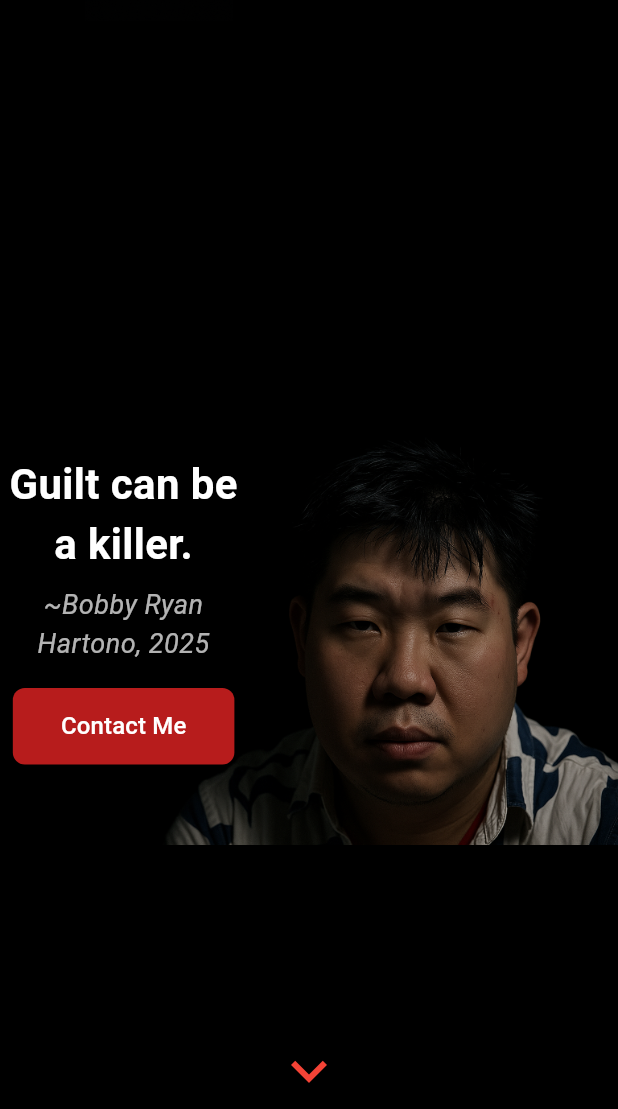
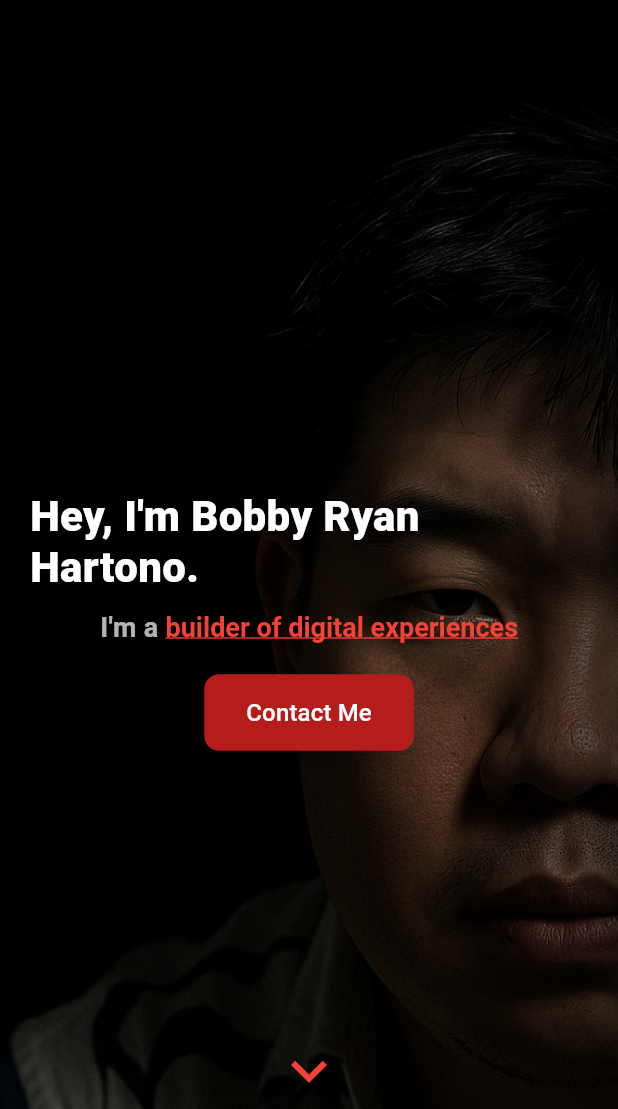
Before and after one commit to TheChefBigDog/bobby_portos, a Flutter app: the screen it shows after launch, on a phone screen of 412 x 824 dp, the part 127-1236 px from its top. Run offline on Flutter 3.47's test engine with Material 3 defaults, Android fonts, the phone set to English and light mode, and no system bars; drawn by our look-alikes of animated_text_kit; our stand-ins replace get.

Commit message:
Commit of the day:
 + Refactor naming onboarding class name

 + portfolio UI Refactor

```diff
--- a/lib/views/feature/on_boarding.dart
+++ b/lib/views/feature/on_boarding.dart
@@ -1,17 +1,18 @@
+import 'package:animated_text_kit/animated_text_kit.dart';
 import 'package:bobby_portfolio/constant/app_asset.dart';
 import 'package:flutter/material.dart';
 import 'package:url_launcher/url_launcher.dart';
 
-class BloodSection extends StatefulWidget {
+class OnBoardingSection extends StatefulWidget {
   final VoidCallback? onDownPressed;
 
-  const BloodSection({Key? key, this.onDownPressed}) : super(key: key);
+  const OnBoardingSection({super.key, this.onDownPressed});
 
   @override
-  State<BloodSection> createState() => _BloodSectionState();
+  State<OnBoardingSection> createState() => _OnBoardingSectionState();
 }
 
-class _BloodSectionState extends State<BloodSection> with SingleTickerProviderStateMixin {
+class _OnBoardingSectionState extends State<OnBoardingSection> with SingleTickerProviderStateMixin {
   late AnimationController _controller;
   late Animation<double> _bounceAnimation;
 
@@ -40,78 +41,117 @@ class _BloodSectionState extends State<BloodSection> with SingleTickerProviderSt
 
   @override
   Widget build(BuildContext context) {
-    final screenH = MediaQuery.of(context).size.height;
-    final screenW = MediaQuery.of(context).size.width;
+    final size = MediaQuery.of(context).size;
+    final isNarrow = size.width < 900;
+
+    final h1Style = TextStyle(
+      fontFamily: 'Roboto',
+      fontSize: isNarrow ? 28 : 36,
+      fontWeight: FontWeight.w800,
+      color: Colors.white,
+      height: 1.2,
+      shadows: const [Shadow(blurRadius: 6, color: Colors.black54)],
+    );
+
+    final roleBase = TextStyle(
+      fontFamily: 'Roboto',
+      fontSize: isNarrow ? 18 : 22,
+      fontWeight: FontWeight.w700,
+      height: 1.3,
+    );
 
     return SizedBox(
       width: double.infinity,
-      height: screenH,
+      height: size.height,
       child: Stack(
         fit: StackFit.expand,
         children: [
           Container(color: Colors.black),
-          Image.asset(AppAssets.bobbyAI, fit: BoxFit.contain, alignment: Alignment.centerRight),
-          Positioned(
-            top: screenH * 0.35,
-            child: SizedBox(
-              width: screenW * 0.4,
-              child: Column(
-                crossAxisAlignment: CrossAxisAlignment.center,
-                children: [
-                  const Text(
-                    'Guilt can be a killer.',
-                    style: TextStyle(
-                      fontSize: 28,
-                      fontWeight: FontWeight.bold,
-                      color: Colors.white,
-                      shadows: [Shadow(blurRadius: 6, color: Colors.black54)],
+
+          Align(
+            alignment: Alignment.centerRight,
+            child: ClipRRect(
+              borderRadius: const BorderRadius.only(
+                topLeft: Radius.circular(24),
+                bottomLeft: Radius.circular(24),
               ),
-                    textAlign: TextAlign.center,
-                  ),
-                  const SizedBox(height: 8),
-                  const Text(
-                    '~Bobby Ryan Hartono, 2025',
-                    style: TextStyle(
-                      fontSize: 18,
-                      fontStyle: FontStyle.italic,
-                      color: Colors.white70,
-                    ),
-                    textAlign: TextAlign.center,
-                  ),
-                  const SizedBox(height: 16),
-                  ElevatedButton(
-                    style: ElevatedButton.styleFrom(
-                      backgroundColor: Colors.red[900],
-                      padding: const EdgeInsets.symmetric(horizontal: 32, vertical: 14),
-                      shape: RoundedRectangleBorder(borderRadius: BorderRadius.circular(8)),
-                      elevation: 6,
-                    ),
-                    onPressed: _openWhatsApp,
-                    child: const Text(
-                      'Contact Me',
-                      style: TextStyle(color: Colors.white, fontSize: 16),
+              child: Image.asset(AppAssets.bobbyAI, height: size.height * 0.9, fit: BoxFit.cover),
             ),
           ),
+
+          Positioned.fill(
+            child: IgnorePointer(
+              child: DecoratedBox(
+                decoration: BoxDecoration(
+                  gradient: LinearGradient(
+                    begin: Alignment.centerRight,
+                    end: Alignment.centerLeft,
+                    colors: [
+                      Colors.black.withOpacity(0.55),
+                      Colors.transparent,
+                      Colors.transparent,
+                    ],
+                    stops: const [0.0, 0.35, 1.0],
+                  ),
+                ),
+              ),
+            ),
+          ),
+
+          Positioned.fill(
+            child: Padding(
+              padding: EdgeInsets.symmetric(horizontal: isNarrow ? 20 : 48),
+              child: ConstrainedBox(
+                constraints: const BoxConstraints(maxWidth: 1200),
+                child: isNarrow
+                    ? Column(
+                        mainAxisAlignment: MainAxisAlignment.center,
+                        crossAxisAlignment: CrossAxisAlignment.start,
+                        children: [
+                          _HeroText(
+                            h1: h1Style,
+                            roleBase: roleBase,
+                            isNarrow: isNarrow,
+                            openWhatsApp: _openWhatsApp,
+                          ),
+                          const SizedBox(height: 24),
+                        ],
+                      )
+                    : Row(
+                        children: [
+                          Expanded(
+                            flex: 5,
+                            child: Align(
+                              alignment: Alignment.centerLeft,
+                              child: _HeroText(
+                                h1: h1Style,
+                                roleBase: roleBase,
+                                isNarrow: isNarrow,
+                                openWhatsApp: _openWhatsApp,
+                              ),
+                            ),
+                          ),
+                          const Spacer(flex: 4),
                         ],
                       ),
               ),
             ),
+          ),
+
           Positioned(
-            bottom: screenH * 0.110,
+            bottom: size.height * 0.11,
             left: 0,
             right: 0,
             child: Center(
               child: AnimatedBuilder(
                 animation: _bounceAnimation,
-                builder: (context, child) {
-                  return Transform.translate(
+                builder: (context, _) => Transform.translate(
                   offset: Offset(0, -_bounceAnimation.value),
                   child: IconButton(
                     onPressed: widget.onDownPressed,
                     icon: const Icon(Icons.keyboard_arrow_down, size: 48, color: Colors.red),
                   ),
-                  );
-                },
+                ),
               ),
             ),
           ),
@@ -120,3 +160,74 @@ class _BloodSectionState extends State<BloodSection> with SingleTickerProviderSt
     );
   }
 }
+
+class _HeroText extends StatelessWidget {
+  const _HeroText({
+    required this.h1,
+    required this.roleBase,
+    required this.isNarrow,
+    required this.openWhatsApp,
+  });
+
+  final TextStyle h1;
+  final TextStyle roleBase;
+  final bool isNarrow;
+  final Future<void> Function() openWhatsApp;
+
+  @override
+  Widget build(BuildContext context) {
+    return Center(
+      child: Column(
+        mainAxisSize: MainAxisSize.min,
+        crossAxisAlignment: CrossAxisAlignment.center,
+        children: [
+          Text("Hey, I'm Bobby Ryan Hartono.", style: h1),
+          const SizedBox(height: 10),
+          Row(
+            mainAxisSize: MainAxisSize.min,
+            crossAxisAlignment: CrossAxisAlignment.baseline,
+            textBaseline: TextBaseline.alphabetic,
+            children: [
+              Text("I'm a ", style: roleBase.copyWith(color: Colors.white70)),
+              DefaultTextStyle(
+                style: roleBase.copyWith(color: Colors.red, decoration: TextDecoration.underline),
+                child: AnimatedTextKit(
+                  repeatForever: true,
+                  pause: const Duration(milliseconds: 900),
+                  animatedTexts: [
+                    TyperAnimatedText(
+                      'builder of digital experiences',
+                      speed: Duration(milliseconds: 90),
+                    ),
+                    TyperAnimatedText('developer', speed: Duration(milliseconds: 90)),
+                    TyperAnimatedText('tech explorer', speed: Duration(milliseconds: 90)),
+                  ],
+                ),
+              ),
+            ],
+          ),
+          const SizedBox(height: 20),
+          Wrap(
+            spacing: 12,
+            runSpacing: 12,
+            children: [
+              ElevatedButton(
+                style: ElevatedButton.styleFrom(
+                  backgroundColor: Colors.red[900],
+                  padding: const EdgeInsets.symmetric(horizontal: 28, vertical: 14),
+                  shape: RoundedRectangleBorder(borderRadius: BorderRadius.circular(10)),
+                  elevation: 6,
+                ),
+                onPressed: openWhatsApp,
+                child: const Text(
+                  'Contact Me',
+                  style: TextStyle(color: Colors.white, fontSize: 16),
+                ),
+              ),
+            ],
+          ),
+        ],
+      ),
+    );
+  }
+}
--- a/lib/views/feature/portfolio_view.dart
+++ b/lib/views/feature/portfolio_view.dart
@@ -1,7 +1,7 @@
 import 'package:bobby_portfolio/constant/app_asset.dart';
 import 'package:bobby_portfolio/modules/portfolio/portfolio_controller.dart';
+import 'package:bobby_portfolio/views/feature/career_journey.dart';
 import 'package:bobby_portfolio/views/feature/on_boarding.dart';
-import 'package:bobby_portfolio/views/feature/career_journey.dart';
 import 'package:bobby_portfolio_package/navbar/template/nav_template.dart';
 import 'package:flutter/material.dart';
 import 'package:get/get.dart';
@@ -31,7 +31,7 @@ class PortfolioView extends StatelessWidget {
               child: Column(
                 crossAxisAlignment: CrossAxisAlignment.center,
                 children: [
-                  BloodSection(
+                  OnBoardingSection(
                     onDownPressed: () {
                       Scrollable.ensureVisible(
                         careerJourneyKey.currentContext!,
```
Lines whose indentation alone changed are shown as unchanged.
